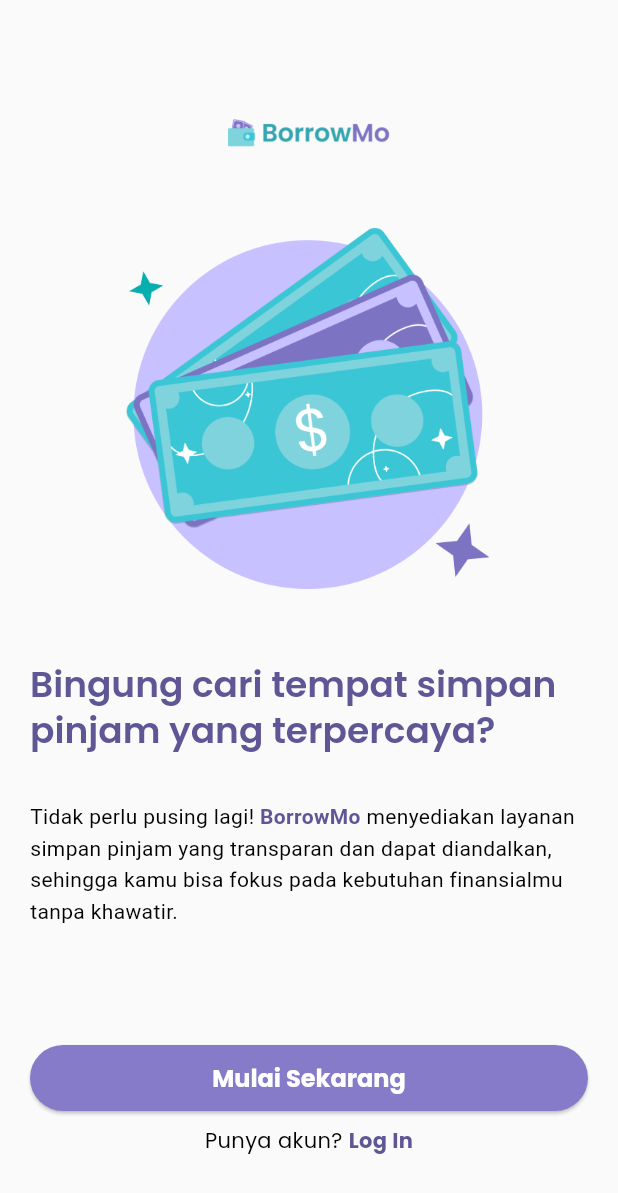
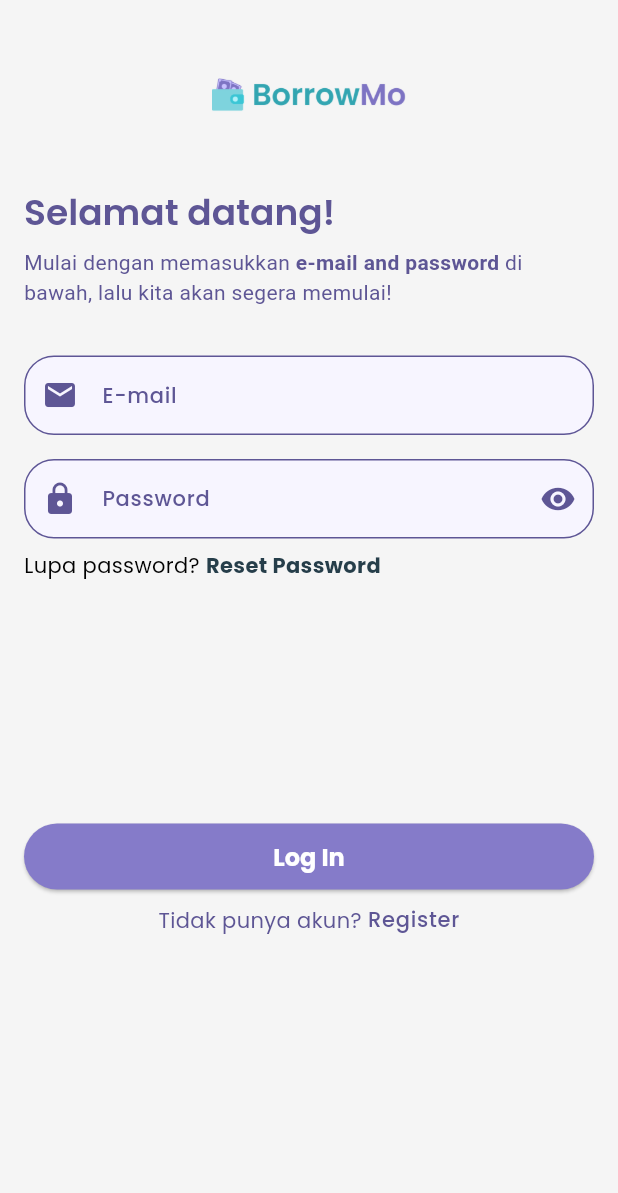
Before and after one commit to ayukrisn/tugas_progmob_2, a Flutter app: the screen it shows after launch, after a tap on "Log In", on a phone screen of 412 x 824 dp. Shown: the top 1193 px of the screen. Run offline on Flutter 3.47's test engine with Material 3 defaults, Android fonts, the phone set to English and light mode, and no system bars; our stand-ins replace dio, get_storage.

```diff
--- a/lib/features/authentication/screens/login_page.dart
+++ b/lib/features/authentication/screens/login_page.dart
@@ -0,0 +1,236 @@
+import 'package:flutter/material.dart';
+import 'package:get_storage/get_storage.dart';
+import 'package:dio/dio.dart';
+
+class LoginPage extends StatefulWidget {
+  const LoginPage({Key? key}) : super(key: key);
+
+  @override
+  State<LoginPage> createState() => _LoginPageState();
+}
+
+class _LoginPageState extends State<LoginPage> {
+  final _formKey = GlobalKey<FormState>();
+  final _dio = Dio();
+  final _storage = GetStorage();
+  final _apiUrl = 'https://mobileapis.manpits.xyz/api';
+
+  TextEditingController _emailController = TextEditingController();
+  TextEditingController _passwordController = TextEditingController();
+
+  bool _passwordVisible = true;
+
+  @override
+  void dispose() {
+    _emailController.dispose();
+    _passwordController.dispose();
+    super.dispose();
+  }
+
+  void goLogin() async {
+    try {
+      final _response = await _dio.post(
+        '${_apiUrl}/login',
+        data: {
+          'email': _emailController.text,
+          'password': _passwordController.text
+        },
+        options: Options(
+          headers: {
+            'Content-Type': 'application/json',
+          },
+        ),
+      );
+      print(_response.data);
+      _storage.write('token', _response.data['data']['token']);
+    } on DioException catch (e) {
+      print('${e.response} - ${e.response?.statusCode}');
+    }
+  }
+
+  @override
+  Widget build(BuildContext context) {
+    return Scaffold(
+      backgroundColor: Color(0xFFF5F5F5),
+      body: Padding(
+        padding: const EdgeInsets.all(16),
+        child: ListView(
+          children: [
+            const SizedBox(height: 32),
+            Center(
+              child: Image.asset(
+                'assets/images/logo2.png',
+                height: 30,
+              ),
+            ),
+            const SizedBox(height: 48),
+            Text("Selamat datang!",
+                style: Theme.of(context).textTheme.headlineMedium?.copyWith(
+                      color: Color(0xFF5E5695),
+                    )),
+            const SizedBox(height: 8),
+            const Text.rich(
+              TextSpan(
+                children: <TextSpan>[
+                  TextSpan(
+                    text: 'Mulai dengan memasukkan ',
+                    style: TextStyle(fontSize: 14, color: Color(0xFF5E5695)),
+                  ),
+                  TextSpan(
+                    text: 'e-mail and password',
+                    style: TextStyle(
+                      fontSize: 14,
+                      color: Color(0xFF5E5695),
+                      fontWeight: FontWeight.bold,
+                    ),
+                  ),
+                  TextSpan(
+                    text: ' di bawah, lalu kita akan segera memulai!',
+                    style: TextStyle(fontSize: 14, color: Color(0xFF5E5695)),
+                  ),
+                ],
+              ),
+            ),
+            const SizedBox(height: 32),
+            Form(
+              key: _formKey,
+              child: Column(
+                crossAxisAlignment: CrossAxisAlignment.start,
+                children: <Widget>[
+                  TextFormField(
+                    controller: _emailController,
+                    validator: (_emailController) {
+                      if (_emailController == null ||
+                          _emailController.isEmpty) {
+                        return 'Tolong masukkan email.';
+                      }
+                      if (!RegExp(r'\b[A-Z0-9._%+-]+@[A-Z0-9.-]+\.[A-Z]{2,}\b',
+                              caseSensitive: false)
+                          .hasMatch(_emailController)) {
+                        return 'Tolong masukkan email yang valid';
+                      }
+                      return null;
+                    },
+                    decoration: const InputDecoration(
+                      prefixIcon: Icon(Icons.email, color: Color(0xFF5E5695)),
+                      labelText: 'E-mail',
+                      hintText: 'Masukkan e-mail',
+                    ),
+                  ),
+                  const SizedBox(height: 16),
+                  TextFormField(
+                    controller: _passwordController,
+                    obscureText: !_passwordVisible,
+                    validator: (_passwordController) {
+                      if (_passwordController == null ||
+                          _passwordController.isEmpty) {
+                        return 'Tolong masukkan password';
+                      }
+                      return null;
+                    },
+                    decoration: InputDecoration(
+                      labelText: 'Password',
+                      hintText: 'Masukkan password',
+                      prefixIcon: Icon(Icons.lock, color: Color(0xFF5E5695)),
+                      suffixIcon: IconButton(
+                          icon: Icon(
+                            _passwordVisible
+                                ? Icons.visibility
+                                : Icons.visibility_off,
+                            color: Color(0xFF5E5695),
+                          ),
+                          onPressed: () {
+                            setState(() {
+                              _passwordVisible = !_passwordVisible;
+                            });
+                          }),
+                    ),
+                  ),
+                  const SizedBox(height: 8),
+                  Row(
+                    mainAxisAlignment: MainAxisAlignment.start,
+                    children: [
+                      Text(
+                        "Lupa password? ",
+                        style: Theme.of(context).textTheme.bodyMedium,
+                      ),
+                      GestureDetector(
+                        onTap: () {
+                          // Navigator.push(
+                          //   context,
+                          //   MaterialPageRoute(
+                          //       builder: (context) => SignupPage()),
+                          // );
+                        },
+                        child: const Text(
+                          'Reset Password',
+                          style: TextStyle(
+                            fontSize: 14,
+                            color: Color(0xFF263E4A),
+                            fontWeight: FontWeight.bold,
+                          ),
+                        ),
+                      ),
+                    ],
+                  ),
+                  const SizedBox(height: 160),
+                  Row(
+                    children: [
+                      Expanded(
+                        child: ElevatedButton(
+                            onPressed: () {
+                              if (_formKey.currentState!.validate()) {
+                                goLogin();
+                              }
+                            },
+                            style: ElevatedButton.styleFrom(
+                                backgroundColor: Color(0xFFF857BC9),
+                                elevation: 1,
+                                shape: RoundedRectangleBorder(
+                                  borderRadius: BorderRadius.circular(30),
+                                ),
+                                padding: EdgeInsets.symmetric(vertical: 10)),
+                            child: Text('Log In',
+                                style: TextStyle(
+                                    fontFamily: 'Poppins',
+                                    fontSize: 16,
+                                    color: Colors.white))),
+                      ),
+                    ],
+                  ),
+                  const SizedBox(height: 8),
+                  Row(
+                    mainAxisAlignment: MainAxisAlignment.center,
+                    children: [
+                      const Text(
+                        "Tidak punya akun? ",
+                        style:
+                            TextStyle(fontSize: 14, color: Color(0xFF5E5695)),
+                      ),
+                      GestureDetector(
+                        onTap: () {
+                          // Navigator.push(
+                          //   context,
+                          //   MaterialPageRoute(
+                          //       builder: (context) => SignupPage()),
+                          // );
+                        },
+                        child: Text(
+                          'Register',
+                          style: Theme.of(context)
+                              .textTheme
+                              .bodyLarge
+                              ?.copyWith(color: Color(0xFF5E5695)),
+                        ),
+                      ),
+                    ],
+                  ),
+                ],
+              ),
+            ),
+          ],
+        ),
+      ),
+    );
+  }
+}
--- a/lib/features/authentication/screens/starting_page.dart
+++ b/lib/features/authentication/screens/starting_page.dart
@@ -92,10 +92,11 @@ class StartingPage extends StatelessWidget {
                               borderRadius: BorderRadius.circular(30),
                             ),
                             padding: EdgeInsets.symmetric(vertical: 10)),
-                        child: Text('Mulai Sekarang', style: TextStyle(
-                                  fontFamily: 'Poppins',
-                                  fontSize: 16,
-                                  color: Colors.white)),
+                        child: Text('Mulai Sekarang',
+                            style: TextStyle(
+                                fontFamily: 'Poppins',
+                                fontSize: 16,
+                                color: Colors.white)),
                       ),
                     ),
                   ],
@@ -110,10 +111,7 @@ class StartingPage extends StatelessWidget {
                     ),
                     GestureDetector(
                       onTap: () {
-                        // Navigator.push(
-                        //   context,
-                        //   MaterialPageRoute(builder: (context) => LoginPage()),
-                        // );
+                        Navigator.pushReplacementNamed(context, '/login');
                       },
                       child: const Text(
                         'Log In',
--- /dev/null
+++ b/lib/features/users/screens/users_list.dart
@@ -0,0 +1,15 @@
+import 'package:flutter/material.dart';
+
+class UsersList extends StatelessWidget {
+  const UsersList();
+
+  @override
+  Widget build(BuildContext context) {
+    return Scaffold(
+      backgroundColor: Color(0xFFFAFAFA),
+      body: Center(
+        child: Text('Hello, world!'), // Replace with your desired widget
+      ),
+    );
+  }
+}
--- a/lib/main.dart
+++ b/lib/main.dart
@@ -1,22 +1,34 @@
 import 'package:flutter/material.dart';
-import 'package:tugas_progmob_2/features/authentication/screens/starting_page.dart';
+import 'package:get_storage/get_storage.dart';
+import 'package:dio/dio.dart';
+
 import 'package:tugas_progmob_2/utils/theme/theme.dart';
 import 'package:tugas_progmob_2/features/authentication/screens/splash_screen.dart';
+import 'package:tugas_progmob_2/features/authentication/screens/login_page.dart';
+import 'package:tugas_progmob_2/features/users/screens/users_list.dart';
 
-void main() {
+Future<void> main() async{
+  await GetStorage.init();
   runApp(const MyApp());
 }
 
 class MyApp extends StatelessWidget {
   const MyApp({super.key});
 
+
   @override
   Widget build(BuildContext context) {
+    final myStorage = GetStorage();
     return MaterialApp(
       debugShowCheckedModeBanner: false,
       title: 'Flutter Demo',
       theme: TAppTheme.theme,
-      home: SplashScreen(),
+      routes: {
+        '/': (context) => SplashScreen(),
+        '/login': (context) => LoginPage(),
+        '/anggota': (context) => UsersList(),
+      },
+      initialRoute: '/',
     );
   }
 }
--- a/lib/utils/theme/theme.dart
+++ b/lib/utils/theme/theme.dart
@@ -60,16 +60,14 @@ class TAppTheme {
             fontSize: 18, fontWeight: FontWeight.w800, color: Colors.black)),
     inputDecorationTheme: InputDecorationTheme(
       filled: true,
-      fillColor: Color(0xFFECE9FF),
+      fillColor: Color.fromARGB(255, 247, 245, 255),
       hintStyle: const TextStyle(
         fontSize: 14,
         color: Color(0xFF5E5695),
-        fontWeight: FontWeight.bold,
       ),
       labelStyle: const TextStyle(
         fontSize: 14,
         color: Color(0xFF5E5695),
-        fontWeight: FontWeight.bold,
       ),
       enabledBorder: OutlineInputBorder(
         borderRadius: BorderRadius.circular(20),
--- a/pubspec.yaml
+++ b/pubspec.yaml
@@ -36,6 +36,8 @@ dependencies:
   # Use with the CupertinoIcons class for iOS style icons.
   cupertino_icons: ^1.0.6
   async: ^2.11.0
+  get_storage: ^2.1.1
+  dio: ^5.4.3+1
 
 dev_dependencies:
   flutter_test:
```
Also changed, not shown: pubspec.lock, 2 other files.
